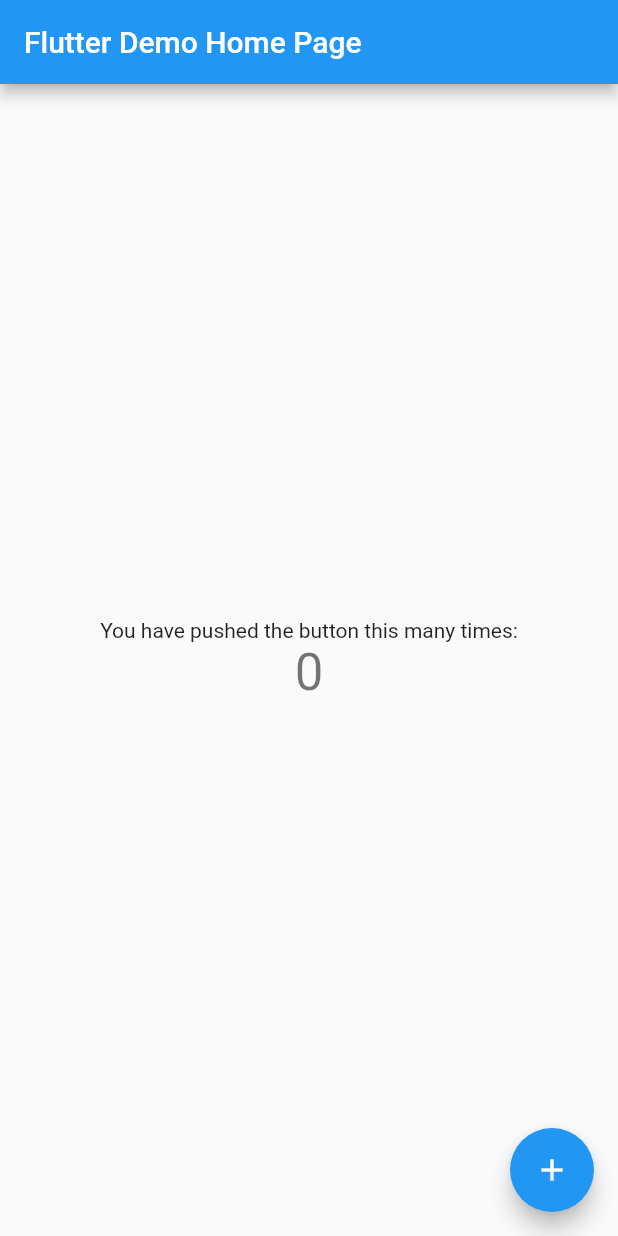
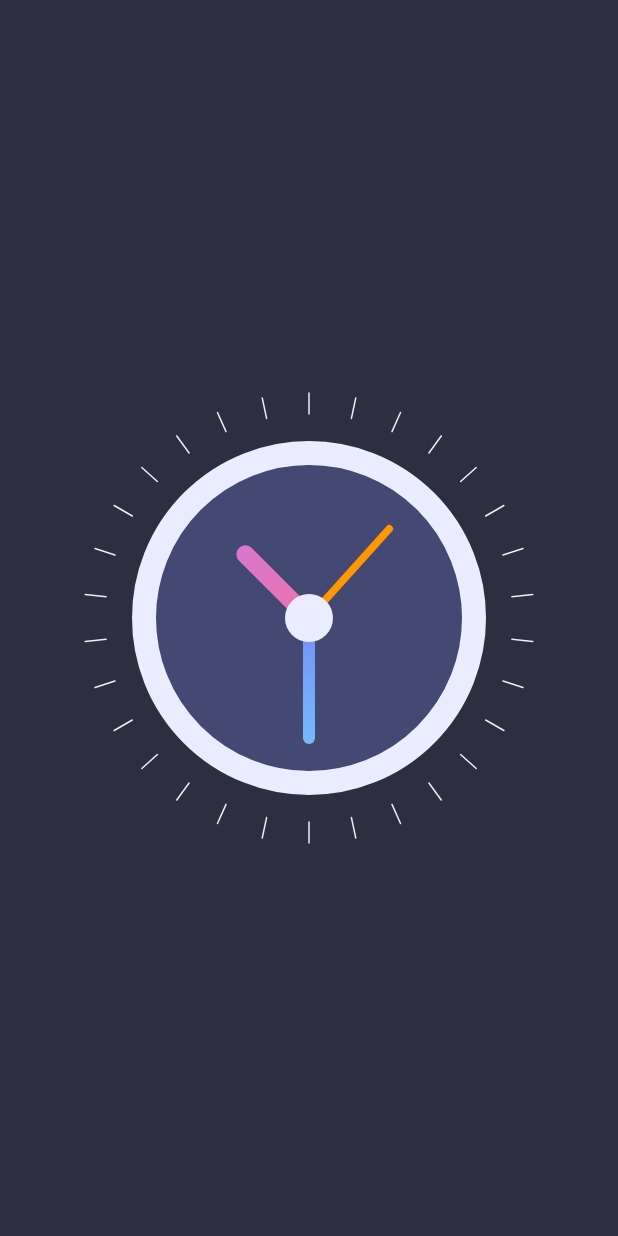
Before and after one commit to furqanalishah/flutter_clock, a Flutter app: the screen it shows after launch, on a phone screen of 412 x 824 dp. Run offline on Flutter 3.47's test engine with Material 2 defaults, Android fonts, the phone set to English and light mode, and no system bars.

Commit message:
add clock animation (#1)

```diff
--- /dev/null
+++ b/lib/clock_view.dart
@@ -0,0 +1,118 @@
+import 'dart:async';
+import 'dart:math';
+
+import 'package:flutter/material.dart';
+
+class ClockView extends StatefulWidget {
+  @override
+  _ClockViewState createState() => _ClockViewState();
+}
+
+class _ClockViewState extends State<ClockView> {
+  @override
+  void initState() {
+    Timer.periodic(Duration(seconds: 1), (timer) {
+      setState(() {});
+    });
+    super.initState();
+  }
+
+  @override
+  Widget build(BuildContext context) {
+    return Container(
+      width: 300,
+      height: 300,
+      child: Transform.rotate(
+        angle: -pi / 2,
+        child: CustomPaint(
+          painter: ClockPainter(),
+        ),
+      ),
+    );
+  }
+}
+
+class ClockPainter extends CustomPainter {
+  var dateTime = DateTime.now();
+
+  //60 sec - 360, 1 sec - 6degree
+  //12 hours  - 360, 1 hour - 30degrees, 1 min - 0.5degrees
+
+  @override
+  void paint(Canvas canvas, Size size) {
+    var centerX = size.width / 2;
+    var centerY = size.height / 2;
+    var center = Offset(centerX, centerY);
+    var radius = min(centerX, centerY);
+
+    var fillBrush = Paint()..color = Color(0xFF444974);
+
+    var outlineBrush = Paint()
+      ..color = Color(0xFFEAECFF)
+      ..style = PaintingStyle.stroke
+      ..strokeWidth = 16;
+
+    var centerFillBrush = Paint()..color = Color(0xFFEAECFF);
+
+    var secHandBrush = Paint()
+      ..color = Colors.orange
+      ..style = PaintingStyle.stroke
+      ..strokeCap = StrokeCap.round
+      ..strokeWidth = 5;
+
+    var minHandBrush = Paint()
+      ..shader = RadialGradient(colors: [Color(0xFF748EF6), Color(0xFF77DDFF)])
+          .createShader(Rect.fromCircle(center: center, radius: radius))
+      ..style = PaintingStyle.stroke
+      ..strokeCap = StrokeCap.round
+      ..strokeWidth = 8;
+
+    var hourHandBrush = Paint()
+      ..shader = RadialGradient(colors: [Color(0xFFEA74AB), Color(0xFFC279FB)])
+          .createShader(Rect.fromCircle(center: center, radius: radius))
+      ..style = PaintingStyle.stroke
+      ..strokeCap = StrokeCap.round
+      ..strokeWidth = 12;
+
+    var dashBrush = Paint()
+      ..color = Color(0xFFEAECFF)
+      ..style = PaintingStyle.stroke
+      ..strokeCap = StrokeCap.round
+      ..strokeWidth = 1;
+
+    canvas.drawCircle(center, radius - 40, fillBrush);
+    canvas.drawCircle(center, radius - 40, outlineBrush);
+
+    var hourHandX = centerX +
+        60 * cos((dateTime.hour * 30 + dateTime.minute * 0.5) * pi / 180);
+    var hourHandY = centerX +
+        60 * sin((dateTime.hour * 30 + dateTime.minute * 0.5) * pi / 180);
+    canvas.drawLine(center, Offset(hourHandX, hourHandY), hourHandBrush);
+
+    var minHandX = centerX + 80 * cos(dateTime.minute * 6 * pi / 180);
+    var minHandY = centerX + 80 * sin(dateTime.minute * 6 * pi / 180);
+    canvas.drawLine(center, Offset(minHandX, minHandY), minHandBrush);
+
+    var secHandX = centerX + 80 * cos(dateTime.second * 6 * pi / 180);
+    var secHandY = centerX + 80 * sin(dateTime.second * 6 * pi / 180);
+    canvas.drawLine(center, Offset(secHandX, secHandY), secHandBrush);
+
+    canvas.drawCircle(center, 16, centerFillBrush);
+
+    var outerCircleRadius = radius;
+    var innerCircleRadius = radius - 14;
+    for (double i = 0; i < 360; i += 12) {
+      var x1 = centerX + outerCircleRadius * cos(i * pi / 180);
+      var y1 = centerX + outerCircleRadius * sin(i * pi / 180);
+
+      var x2 = centerX + innerCircleRadius * cos(i * pi / 180);
+      var y2 = centerX + innerCircleRadius * sin(i * pi / 180);
+      canvas.drawLine(Offset(x1, y1), Offset(x2, y2), dashBrush);
+    }
+  }
+
+  @override
+  bool shouldRepaint(CustomPainter oldDelegate) {
+    return true;
+  }
+}
--- a/lib/main.dart
+++ b/lib/main.dart
@@ -1,4 +1,5 @@
 import 'package:flutter/material.dart';
+import 'package:flutter_clock/clock_view.dart';
 
 void main() {
   runApp(MyApp());
@@ -9,105 +10,31 @@ class MyApp extends StatelessWidget {
   @override
   Widget build(BuildContext context) {
     return MaterialApp(
+      debugShowCheckedModeBanner: false,
       title: 'Flutter Demo',
       theme: ThemeData(
-        // This is the theme of your application.
-        //
-        // Try running your application with "flutter run". You'll see the
-        // application has a blue toolbar. Then, without quitting the app, try
-        // changing the primarySwatch below to Colors.green and then invoke
-        // "hot reload" (press "r" in the console where you ran "flutter run",
-        // or simply save your changes to "hot reload" in a Flutter IDE).
-        // Notice that the counter didn't reset back to zero; the application
-        // is not restarted.
         primarySwatch: Colors.blue,
+        visualDensity: VisualDensity.adaptivePlatformDensity,
       ),
-      home: MyHomePage(title: 'Flutter Demo Home Page'),
+      home: HomePage(),
     );
   }
 }
 
-class MyHomePage extends StatefulWidget {
-  MyHomePage({Key? key, required this.title}) : super(key: key);
-
-  // This widget is the home page of your application. It is stateful, meaning
-  // that it has a State object (defined below) that contains fields that affect
-  // how it looks.
-
-  // This class is the configuration for the state. It holds the values (in this
-  // case the title) provided by the parent (in this case the App widget) and
-  // used by the build method of the State. Fields in a Widget subclass are
-  // always marked "final".
-
-  final String title;
-
+class HomePage extends StatefulWidget {
   @override
-  _MyHomePageState createState() => _MyHomePageState();
+  _HomePageState createState() => _HomePageState();
 }
 
-class _MyHomePageState extends State<MyHomePage> {
-  int _counter = 0;
-
-  void _incrementCounter() {
-    setState(() {
-      // This call to setState tells the Flutter framework that something has
-      // changed in this State, which causes it to rerun the build method below
-      // so that the display can reflect the updated values. If we changed
-      // _counter without calling setState(), then the build method would not be
-      // called again, and so nothing would appear to happen.
-      _counter++;
-    });
-  }
-
+class _HomePageState extends State<HomePage> {
   @override
   Widget build(BuildContext context) {
-    // This method is rerun every time setState is called, for instance as done
-    // by the _incrementCounter method above.
-    //
-    // The Flutter framework has been optimized to make rerunning build methods
-    // fast, so that you can just rebuild anything that needs updating rather
-    // than having to individually change instances of widgets.
     return Scaffold(
-      appBar: AppBar(
-        // Here we take the value from the MyHomePage object that was created by
-        // the App.build method, and use it to set our appbar title.
-        title: Text(widget.title),
+      body: Container(
+        alignment: Alignment.center,
+        color: Color(0xFF2D2F41),
+        child: ClockView(),
       ),
-      body: Center(
-        // Center is a layout widget. It takes a single child and positions it
-        // in the middle of the parent.
-        child: Column(
-          // Column is also a layout widget. It takes a list of children and
-          // arranges them vertically. By default, it sizes itself to fit its
-          // children horizontally, and tries to be as tall as its parent.
-          //
-          // Invoke "debug painting" (press "p" in the console, choose the
-          // "Toggle Debug Paint" action from the Flutter Inspector in Android
-          // Studio, or the "Toggle Debug Paint" command in Visual Studio Code)
-          // to see the wireframe for each widget.
-          //
-          // Column has various properties to control how it sizes itself and
-          // how it positions its children. Here we use mainAxisAlignment to
-          // center the children vertically; the main axis here is the vertical
-          // axis because Columns are vertical (the cross axis would be
-          // horizontal).
-          mainAxisAlignment: MainAxisAlignment.center,
-          children: <Widget>[
-            Text(
-              'You have pushed the button this many times:',
-            ),
-            Text(
-              '$_counter',
-              style: Theme.of(context).textTheme.headline4,
-            ),
-          ],
-        ),
-      ),
-      floatingActionButton: FloatingActionButton(
-        onPressed: _incrementCounter,
-        tooltip: 'Increment',
-        child: Icon(Icons.add),
-      ), // This trailing comma makes auto-formatting nicer for build methods.
     );
   }
 }
```
